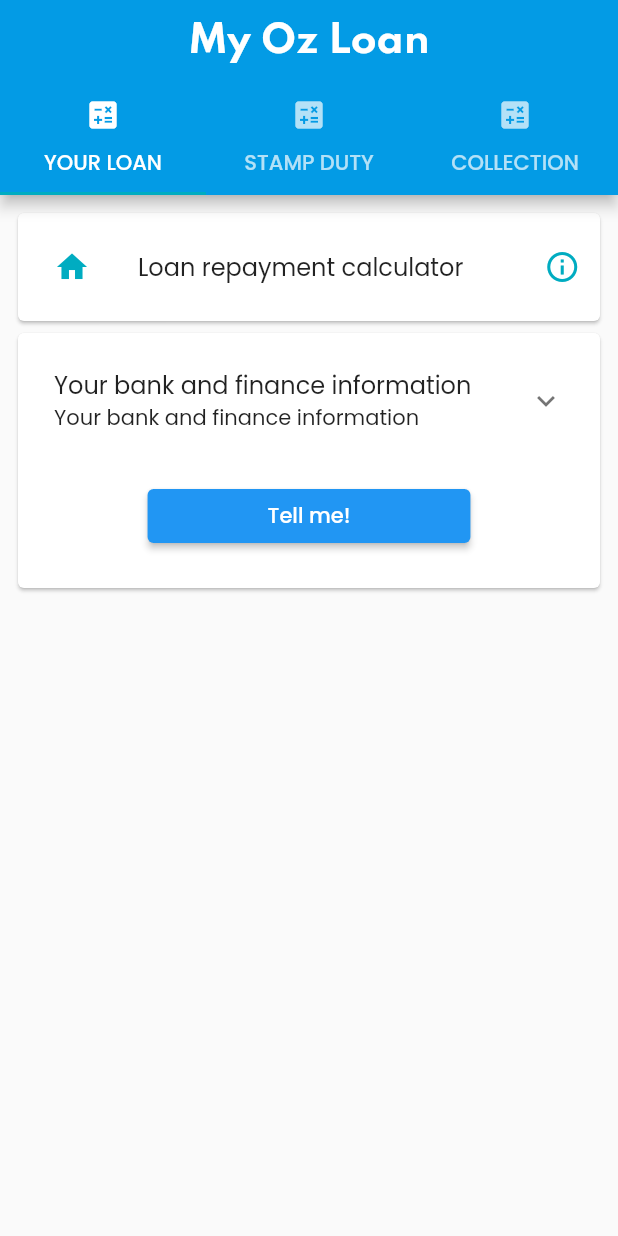
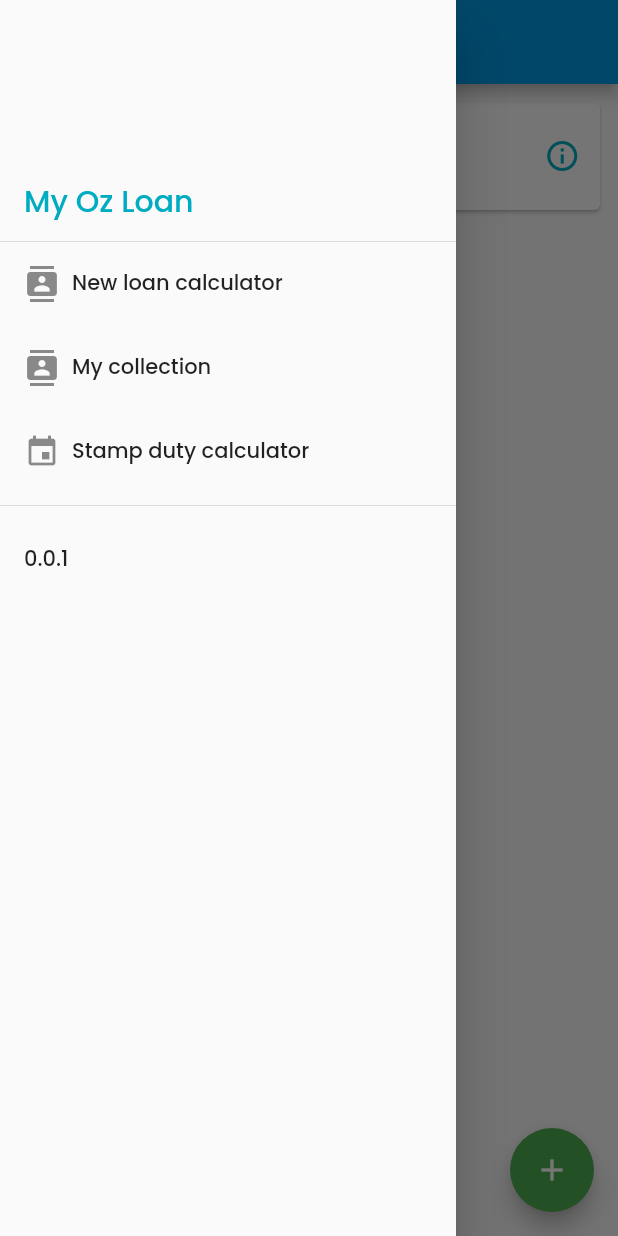
Before and after one commit to pierakim/MyHomeLoan, a Flutter app: the screen it shows after launch, with the side drawer open (before the commit the screen has no drawer), on a phone screen of 412 x 824 dp. Run offline on Flutter 3.47's test engine with Material 2 defaults, Android fonts, the phone set to English and light mode, and no system bars; our stand-ins replace sqflite; accounts and stored records are empty.

Commit message:
Routing update and app drawer introduction

```diff
--- a/lib/Routes/router.component.dart
+++ b/lib/Routes/router.component.dart
@@ -1,15 +1,34 @@
 import 'package:flutter/material.dart';
+import 'package:my_home_loan/Widgets/MyCollection/MyCollectionComponent.dart';
+import 'package:my_home_loan/Widgets/PaymentCalculator/payment-calculator.component.dart';
 import 'package:my_home_loan/Widgets/StampDutyCalculator/stamp-duty-calculator-result.component.dart';
+import 'package:my_home_loan/Widgets/StampDutyCalculator/stamp-duty-calculator.component.dart';
 
 import '../Widgets/PaymentCalculator/payment-calculator-result.component.dart';
 
 Route<dynamic> getRoute(RouteSettings settings) {
-  if (settings.name == '/extractArguments') {
-    return _buildRoute(settings, new PaymentCalculatorResultComponent());
+  if (settings.name == Routes.paymentCalculator) {
+    return _buildRoute(settings, PaymentCalculatorComponent());
   }
 
-  if (settings.name == '/stampDutyResult') {
+  if (settings.name == Routes.myCollection) {
+    return _buildRoute(settings, MyCollectionComponent());
+  }
+
+  if (settings.name == Routes.stampDutyCalculator) {
+    return _buildRoute(settings, StampDutyCalculatorComponent());
+  }
+
+  if (settings.name == Routes.stampDutyCalculatorResult) {
     return _buildRoute(settings, StampDutyCalculatorResultComponent());
+  }
+
+  if (settings.name == Routes.paymentCalculator) {
+    return _buildRoute(settings, PaymentCalculatorComponent());
+  }
+
+  if (settings.name == Routes.readOrEditLoan) {
+    return _buildRoute(settings, PaymentCalculatorResultComponent());
   }
 
   return null;
@@ -21,3 +40,14 @@ MaterialPageRoute _buildRoute(RouteSettings settings, Widget builder) {
     builder: (ctx) => builder,
   );
 }
+
+class Routes {
+  static const String paymentCalculator = PaymentCalculatorComponent.routeName;
+  static const String myCollection = MyCollectionComponent.routeName;
+  static const String stampDutyCalculator =
+      StampDutyCalculatorComponent.routeName;
+  static const String readOrEditLoan =
+      PaymentCalculatorResultComponent.routeName;
+  static const String stampDutyCalculatorResult =
+      StampDutyCalculatorResultComponent.routeName;
+}
--- a/lib/Widgets/MyCollection/MyCollectionComponent.dart
+++ b/lib/Widgets/MyCollection/MyCollectionComponent.dart
@@ -1,10 +1,15 @@
 import 'package:flutter/material.dart';
 import 'package:my_home_loan/Database/DatabaseHelper.dart';
 import 'package:my_home_loan/Models/payment-calculator-result.dart';
+import 'package:my_home_loan/Routes/router.component.dart';
 import 'package:my_home_loan/Widgets/Common/card-information.component.dart';
 import 'package:sqflite/sqflite.dart';
 
+import '../app-drawer.component.dart';
+
 class MyCollectionComponent extends StatefulWidget {
+  static const String routeName = '/myCollection';
+
   @override
   _MyCollectionComponentState createState() => _MyCollectionComponentState();
 }
@@ -85,8 +90,13 @@ class _MyCollectionComponentState extends State<MyCollectionComponent> {
     );
   }
 
-  SingleChildScrollView mainScreen(BuildContext ctx) {
-    return SingleChildScrollView(
+  Widget mainScreen(BuildContext ctx) {
+    return new Scaffold(
+      appBar: AppBar(
+        title: Text("My Collection"),
+      ),
+      drawer: AppDrawer(),
+      body: SingleChildScrollView(
         child: Padding(
           padding: const EdgeInsets.all(8.0),
           child: Column(
@@ -121,6 +131,14 @@ class _MyCollectionComponentState extends State<MyCollectionComponent> {
                   })
             ],
           ),
+        ),
+      ),
+      floatingActionButton: FloatingActionButton(
+        onPressed: () {
+          Navigator.pushReplacementNamed(context, Routes.paymentCalculator);
+        },
+        child: const Icon(Icons.add),
+        backgroundColor: Colors.green,
       ),
     );
   }
@@ -159,7 +177,7 @@ class _MyCollectionComponentState extends State<MyCollectionComponent> {
                             'row id: ' + paymentCalculatorResult.id.toString());
                         Navigator.pushNamed(
                           context,
-                          '/extractArguments',
+                          Routes.readOrEditLoan,
                           arguments: new PaymentCalculatorResult(
                               paymentCalculatorResult.id,
                               paymentCalculatorResult.title,
--- a/lib/Widgets/PaymentCalculator/payment-calculator.component.dart
+++ b/lib/Widgets/PaymentCalculator/payment-calculator.component.dart
@@ -1,11 +1,15 @@
 import 'package:flutter/material.dart';
 import 'package:my_home_loan/Models/payment-calculator-result.dart';
+import 'package:my_home_loan/Routes/router.component.dart';
 import 'package:my_home_loan/Widgets/Common/card-information.component.dart';
 
 import '../Common/number-input.component.dart';
+import '../app-drawer.component.dart';
 
 /// This is the stateful widget that the main application instantiates.
 class PaymentCalculatorComponent extends StatefulWidget {
+  static const String routeName = '/loanCalculator';
+
   PaymentCalculatorComponent({Key key}) : super(key: key);
 
   @override
@@ -43,7 +47,12 @@ class _PaymentCalculatorComponentState
   @override
   Widget build(BuildContext context) {
     final theme = Theme.of(context).copyWith(dividerColor: Colors.transparent);
-    return SingleChildScrollView(
+    return new Scaffold(
+        appBar: AppBar(
+          title: Text("New loan calculator"),
+        ),
+        drawer: AppDrawer(),
+        body: SingleChildScrollView(
           child: Padding(
             padding: const EdgeInsets.all(8.0),
             child: Column(
@@ -74,8 +83,8 @@ class _PaymentCalculatorComponentState
                                 onExpansionChanged: (value) {
                                   if (!value) {
                                     // only on closing
-                                isTile01Valid =
-                                    _value01StateKey.currentState.inputValue !=
+                                    isTile01Valid = _value01StateKey
+                                            .currentState.inputValue !=
                                         null;
 
                                     // are fields touched
@@ -99,7 +108,8 @@ class _PaymentCalculatorComponentState
                                 maintainState: true,
                                 title: Text("Your bank and finance information",
                                     style: TextStyle(color: _textColor)),
-                            subtitle: Text("Your bank and finance information",
+                                subtitle: Text(
+                                    "Your bank and finance information",
                                     style: TextStyle(color: _textColor)),
                                 children: <Widget>[
                                   // **************
@@ -125,7 +135,8 @@ class _PaymentCalculatorComponentState
                                       key: _value02StateKey,
                                       icon: Icon(Icons.attach_money,
                                           color: Theme.of(context).accentColor),
-                                  inputLabelText: 'Value 02 (not mandatory)',
+                                      inputLabelText:
+                                          'Value 02 (not mandatory)',
                                       inputPrefixText: '\$ ',
                                       inputSufixText: 'AUD'),
                                 ],
@@ -134,7 +145,8 @@ class _PaymentCalculatorComponentState
                           ),
                           Center(
                             child: Padding(
-                          padding: const EdgeInsets.symmetric(vertical: 16.0),
+                              padding:
+                                  const EdgeInsets.symmetric(vertical: 16.0),
                               child: ElevatedButton(
                                 onPressed: () {
                                   // Validate will return true if the form is valid, or false if
@@ -145,11 +157,12 @@ class _PaymentCalculatorComponentState
                                     FocusScope.of(context).unfocus();
                                     Navigator.pushNamed(
                                       context,
-                                  '/extractArguments',
+                                      Routes.readOrEditLoan,
                                       arguments: new PaymentCalculatorResult(
                                           null,
                                           '',
-                                      _value01StateKey.currentState.inputValue,
+                                          _value01StateKey
+                                              .currentState.inputValue,
                                           _value02StateKey
                                                   .currentState.inputValue ??
                                               0.0,
@@ -175,6 +188,6 @@ class _PaymentCalculatorComponentState
               ],
             ),
           ),
-    );
+        ));
   }
 }
--- a/lib/Widgets/StampDutyCalculator/stamp-duty-calculator-result.component.dart
+++ b/lib/Widgets/StampDutyCalculator/stamp-duty-calculator-result.component.dart
@@ -4,6 +4,8 @@ import 'package:my_home_loan/Models/residenceType.dart';
 import 'package:my_home_loan/Models/stamp-duty-calculator-result.dart';
 
 class StampDutyCalculatorResultComponent extends StatefulWidget {
+  static const String routeName = '/stampDutyCalculatorResult';
+
   StampDutyCalculatorResultComponent({Key key}) : super(key: key);
 
   @override
--- /dev/null
+++ b/lib/Widgets/app-drawer.component.dart
@@ -0,0 +1,68 @@
+import 'package:flutter/material.dart';
+import 'package:my_home_loan/Routes/router.component.dart';
+
+class AppDrawer extends StatelessWidget {
+  @override
+  Widget build(BuildContext context) {
+    return Drawer(
+      child: ListView(
+        padding: EdgeInsets.zero,
+        children: <Widget>[
+          _createHeader(context),
+          _createDrawerItem(
+              icon: Icons.contacts,
+              text: 'New loan calculator',
+              onTap: () => Navigator.pushReplacementNamed(
+                  context, Routes.paymentCalculator)),
+          _createDrawerItem(
+              icon: Icons.contacts,
+              text: 'My collection',
+              onTap: () =>
+                  Navigator.pushReplacementNamed(context, Routes.myCollection)),
+          _createDrawerItem(
+              icon: Icons.event,
+              text: 'Stamp duty calculator',
+              onTap: () => Navigator.pushReplacementNamed(
+                  context, Routes.stampDutyCalculator)),
+          Divider(),
+          ListTile(
+            title: Text('0.0.1'),
+            onTap: () {},
+          ),
+        ],
+      ),
+    );
+  }
+
+  Widget _createHeader(BuildContext context) {
+    return DrawerHeader(
+        margin: EdgeInsets.zero,
+        padding: EdgeInsets.zero,
+        child: Stack(children: <Widget>[
+          Positioned(
+              bottom: 12.0,
+              left: 16.0,
+              child: Text("My Oz Loan",
+                  style: TextStyle(
+                      color: Theme.of(context).accentColor,
+                      fontSize: 20.0,
+                      fontWeight: FontWeight.w500))),
+        ]));
+  }
+
+  Widget _createDrawerItem(
+      {IconData icon, String text, GestureTapCallback onTap}) {
+    return ListTile(
+      title: Row(
+        children: <Widget>[
+          Icon(icon),
+          Padding(
+            padding: EdgeInsets.only(left: 8.0),
+            child: Text(text),
+          )
+        ],
+      ),
+      onTap: onTap,
+    );
+  }
+}
--- /dev/null
+++ b/lib/Widgets/home-screen.component.dart
@@ -0,0 +1,14 @@
+import 'package:flutter/material.dart';
+import 'MyCollection/MyCollectionComponent.dart';
+import 'app-drawer.component.dart';
+
+class MyHomePage extends StatelessWidget {
+  final String title;
+
+  MyHomePage({Key key, this.title}) : super(key: key);
+
+  @override
+  Widget build(BuildContext context) {
+    return Scaffold(body: MyCollectionComponent(), drawer: AppDrawer());
+  }
+}
--- a/lib/main.dart
+++ b/lib/main.dart
@@ -1,16 +1,14 @@
 import 'package:flutter/material.dart';
-import 'package:my_home_loan/Widgets/MyCollection/MyCollectionComponent.dart';
-
 import 'Routes/router.component.dart';
-import 'Widgets/MyCollection/MyCollectionComponent.dart';
-import 'Widgets/PaymentCalculator/payment-calculator.component.dart';
-import 'Widgets/StampDutyCalculator/stamp-duty-calculator.component.dart';
+import 'Widgets/home-screen.component.dart';
 
 void main() {
   runApp(MyApp());
 }
 
 class MyApp extends StatelessWidget {
+  final appTitle = 'Drawer Demo';
+
   @override
   Widget build(BuildContext context) {
     return MaterialApp(
@@ -21,35 +19,7 @@ class MyApp extends StatelessWidget {
         primaryColor: Colors.lightBlue[600],
         accentColor: Colors.cyan[600],
       ),
-      home: DefaultTabController(
-        length: 3,
-        child: Scaffold(
-          appBar: AppBar(
-            bottom: TabBar(
-              tabs: [
-                Tab(text: 'YOUR LOAN', icon: Icon(Icons.calculate)),
-                Tab(text: 'STAMP DUTY', icon: Icon(Icons.calculate)),
-                Tab(text: 'COLLECTION', icon: Icon(Icons.calculate)),
-              ],
-            ),
-            title: Text(
-              'My Oz Loan',
-              style: TextStyle(
-                  fontFamily: 'Spartan',
-                  fontSize: 25.0,
-                  fontWeight: FontWeight.bold),
-            ),
-            centerTitle: true,
-          ),
-          body: TabBarView(
-            children: [
-              PaymentCalculatorComponent(),
-              StampDutyCalculatorComponent(),
-              MyCollectionComponent()
-            ],
-          ),
-        ),
-      ),
+      home: MyHomePage(title: appTitle),
     );
   }
 }
```
Also changed, not shown: lib/Widgets/PaymentCalculator/payment-calculator-result.component.dart (+13 -22 lines), lib/Widgets/StampDutyCalculator/stamp-duty-calculator.component.dart (+14 -3 lines), 1 other file. Lines whose indentation alone changed are shown as unchanged.
